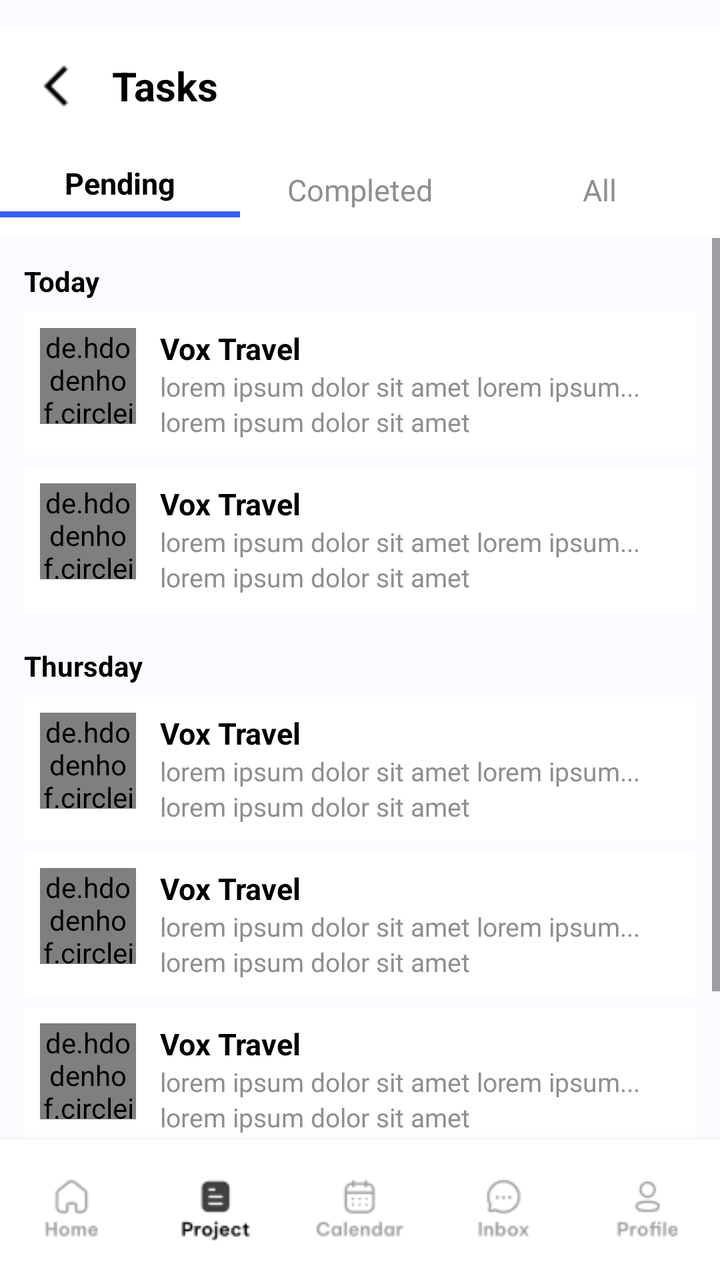
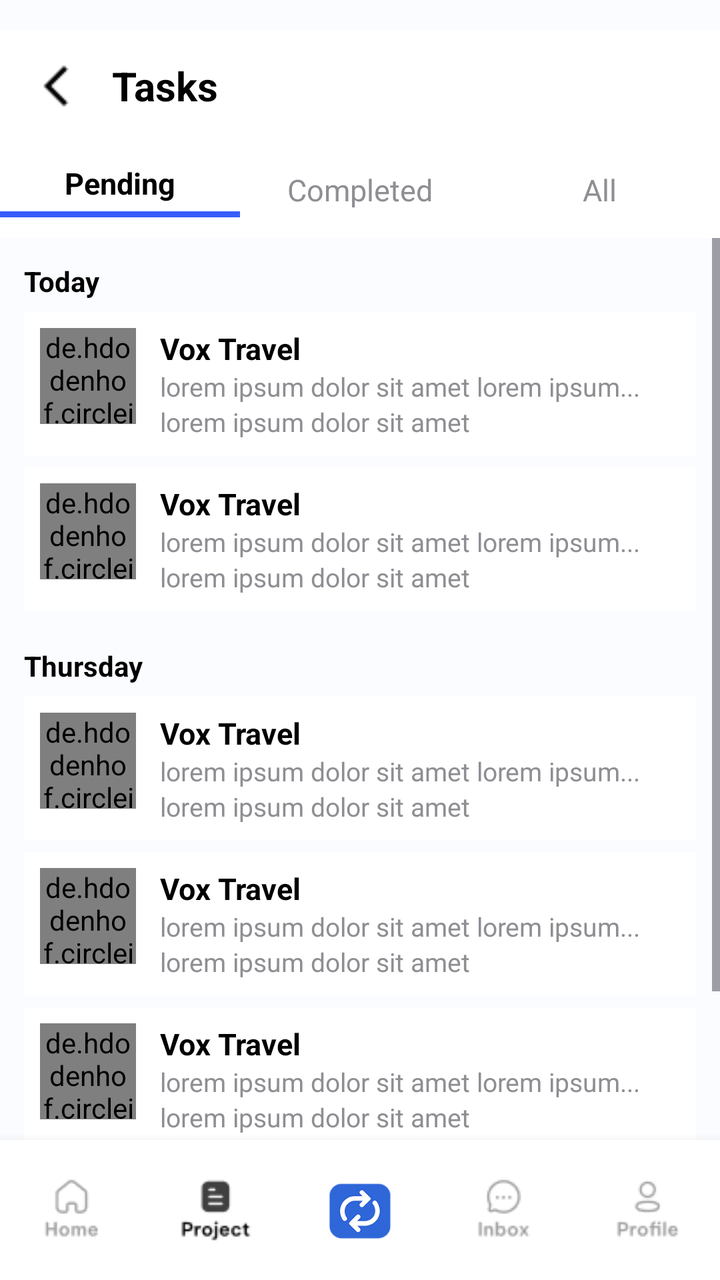

An Android layout rendered at two revisions. The XML below is the earlier revision; the diff shows what the commit changed to produce the second picture.
<!-- AndroidManifest.xml: application theme Theme.Teamflow -->
<!-- res/layout/activity_task_list.xml -->
<?xml version="1.0" encoding="utf-8"?>
<RelativeLayout xmlns:android="http://schemas.android.com/apk/res/android"
    xmlns:tools="http://schemas.android.com/tools"
    xmlns:app="http://schemas.android.com/apk/res-auto"
    android:layout_width="match_parent"
    android:layout_height="match_parent"
    android:background="@color/greybg"
    android:paddingTop="15dp"
    android:id="@+id/main"
    tools:context=".task_list">

    
    <RelativeLayout
        android:id="@+id/topBar"
        android:layout_width="match_parent"
        android:layout_height="56dp"
        android:background="@color/white"
        android:paddingHorizontal="16dp">

        <ImageView
            android:id="@+id/back_arrow"
            android:layout_width="24dp"
            android:layout_height="24dp"
            android:layout_centerVertical="true"
            android:src="@drawable/back_arrow_head" />

        <TextView
            android:id="@+id/title"
            android:layout_width="wrap_content"
            android:layout_height="wrap_content"
            android:layout_centerVertical="true"
            android:layout_marginStart="40dp"
            android:text="Tasks"
            android:textColor="@color/black"
            android:textSize="20sp"
            android:textStyle="bold" />
    </RelativeLayout>

    
    <LinearLayout
        android:id="@+id/tabBar"
        android:layout_below="@id/topBar"
        android:layout_width="match_parent"
        android:layout_height="48dp"
        android:orientation="horizontal"
        android:background="@color/white"
        android:gravity="center"
        android:weightSum="3">

        <LinearLayout
            android:id="@+id/pendingTab"
            android:layout_width="0dp"
            android:layout_height="match_parent"
            android:layout_weight="1"
            android:orientation="vertical"
            android:gravity="center">

            <TextView
                android:layout_width="wrap_content"
                android:layout_height="wrap_content"
                android:text="Pending"
                android:textSize="15sp"
                android:textStyle="bold"
                android:textColor="@color/black" />

            <View
                android:layout_width="match_parent"
                android:layout_height="3dp"
                android:layout_marginTop="4dp"
                android:background="@color/bluebg" />
        </LinearLayout>

        <LinearLayout
            android:id="@+id/completedTab"
            android:layout_width="0dp"
            android:layout_height="match_parent"
            android:layout_weight="1"
            android:orientation="vertical"
            android:gravity="center">

            <TextView
                android:layout_width="wrap_content"
                android:layout_height="wrap_content"
                android:text="Completed"
                android:textSize="15sp"
                android:textColor="@color/textgrey" />
        </LinearLayout>

        <LinearLayout
            android:id="@+id/allTab"
            android:layout_width="0dp"
            android:layout_height="match_parent"
            android:layout_weight="1"
            android:orientation="vertical"
            android:gravity="center">

            <TextView
                android:layout_width="wrap_content"
                android:layout_height="wrap_content"
                android:text="All"
                android:textSize="15sp"
                android:textColor="@color/textgrey" />
        </LinearLayout>
    </LinearLayout>

    
    <ScrollView
        android:id="@+id/taskScroll"
        android:layout_width="match_parent"
        android:layout_height="0dp"
        android:layout_below="@id/tabBar"
        android:layout_above="@id/bottomNav"
        android:background="@color/greybg"
        android:fillViewport="true">

        <LinearLayout
            android:layout_width="match_parent"
            android:layout_height="wrap_content"
            android:orientation="vertical"
            android:paddingHorizontal="12dp">

            
            <TextView
                android:layout_width="wrap_content"
                android:layout_height="wrap_content"
                android:text="Today"
                android:textStyle="bold"
                android:textColor="@color/black"
                android:layout_marginTop="12dp"
                android:layout_marginBottom="6dp"
                android:textSize="14sp" />

            
            <include layout="@layout/item_task_placeholder" />
            <include layout="@layout/item_task_placeholder" />

            
            <TextView
                android:layout_width="wrap_content"
                android:layout_height="wrap_content"
                android:text="Thursday"
                android:textStyle="bold"
                android:textColor="@color/black"
                android:layout_marginTop="12dp"
                android:layout_marginBottom="6dp"
                android:textSize="14sp" />

            
            <include layout="@layout/item_task_placeholder" />
            <include layout="@layout/item_task_placeholder" />
            <include layout="@layout/item_task_placeholder" />
            <include layout="@layout/item_task_placeholder" />

        </LinearLayout>
    </ScrollView>

    
    <LinearLayout
        android:id="@+id/bottomNav"
        android:layout_alignParentBottom="true"
        android:layout_width="match_parent"
        android:layout_height="70dp"
        android:orientation="horizontal"
        android:background="@color/white"
        android:weightSum="5"
        android:elevation="8dp"
        android:paddingVertical="8dp">

        
        <LinearLayout
            android:layout_width="0dp"
            android:layout_height="match_parent"
            android:layout_weight="1"
            android:gravity="center"
            android:orientation="vertical">
            <ImageView
                android:layout_width="match_parent"
                android:layout_height="match_parent"
                android:layout_margin="10dp"
                android:src="@drawable/home_unselect" />
        </LinearLayout>

        
        <LinearLayout
            android:layout_width="0dp"
            android:layout_height="match_parent"
            android:layout_weight="1"
            android:gravity="center"
            android:orientation="vertical">
            <ImageView
                android:layout_width="match_parent"
                android:layout_height="match_parent"
                android:layout_margin="10dp"
                android:src="@drawable/project_selected" />
        </LinearLayout>

        
        <LinearLayout
            android:layout_width="0dp"
            android:layout_height="match_parent"
            android:layout_weight="1"
            android:gravity="center"
            android:orientation="vertical">
            <ImageView
                android:layout_width="match_parent"
                android:layout_height="match_parent"
                android:layout_margin="10dp"
                android:src="@drawable/calendar_unselect" />
        </LinearLayout>

        
        <LinearLayout
            android:layout_width="0dp"
            android:layout_height="match_parent"
            android:layout_weight="1"
            android:gravity="center"
            android:orientation="vertical">
            <ImageView
                android:layout_width="match_parent"
                android:layout_height="match_parent"
                android:layout_margin="10dp"
                android:src="@drawable/inbox_unselect" />
        </LinearLayout>

        
        <LinearLayout
            android:layout_width="0dp"
            android:layout_height="match_parent"
            android:layout_weight="1"
            android:gravity="center"
            android:orientation="vertical">
            <ImageView
                android:layout_width="match_parent"
                android:layout_height="match_parent"
                android:layout_margin="10dp"
                android:src="@drawable/profile_unselect" />
        </LinearLayout>
    </LinearLayout>

</RelativeLayout>
<!-- res/layout/item_task_placeholder.xml (included above) -->
<?xml version="1.0" encoding="utf-8"?>
<LinearLayout xmlns:android="http://schemas.android.com/apk/res/android"
    xmlns:app="http://schemas.android.com/apk/res-auto"
    android:layout_width="match_parent"
    android:layout_height="wrap_content"
    android:orientation="horizontal"
    android:padding="8dp"
    android:layout_marginBottom="6dp"
    android:background="@color/white">

    <de.hdodenhof.circleimageview.CircleImageView
        android:layout_width="48dp"
        android:layout_height="48dp"
        android:src="@drawable/task_placeholder_pending"
        android:layout_marginEnd="12dp"
        app:civ_border_width="0dp" />

    <LinearLayout
        android:layout_width="match_parent"
        android:layout_height="wrap_content"
        android:orientation="vertical">

        <TextView
            android:layout_width="wrap_content"
            android:layout_height="wrap_content"
            android:text="Vox Travel"
            android:textColor="@color/black"
            android:textStyle="bold"
            android:textSize="15sp" />

        <TextView
            android:layout_width="wrap_content"
            android:layout_height="wrap_content"
            android:text="lorem ipsum dolor sit amet lorem ipsum..."
            android:textColor="@color/textgrey"
            android:textSize="13sp" />

        <TextView
            android:layout_width="wrap_content"
            android:layout_height="wrap_content"
            android:text="lorem ipsum dolor sit amet"
            android:textColor="@color/textgrey"
            android:textSize="13sp" />
    </LinearLayout>
</LinearLayout>
<!-- resources referenced by this layout -->
<resources>
  <color name="black">#FF000000</color>
  <color name="bluebg">#375DFB</color>
  <color name="greybg">#FBFCFF</color>
  <color name="textgrey">#8E8E93</color>
  <color name="white">#FFFFFFFF</color>
  <!-- drawable back_arrow_head: png bitmap (drawable, 210 bytes) -->
  <!-- drawable calendar_unselect: png bitmap (drawable, 1151 bytes) -->
  <!-- drawable home_unselect: png bitmap (drawable, 898 bytes) -->
  <!-- drawable inbox_unselect: png bitmap (drawable, 952 bytes) -->
  <!-- drawable profile_unselect: png bitmap (drawable, 1003 bytes) -->
  <!-- drawable project_selected: png bitmap (drawable, 725 bytes) -->
  <!-- drawable task_placeholder_pending: png bitmap (drawable, 1655 bytes) -->
  <style name="Theme.Teamflow" parent="Base.Theme.Teamflow" />
  <style name="Base.Theme.Teamflow" parent="Theme.Material3.DayNight.NoActionBar">
          
         <item name="colorPrimary">#2F6CE5</item>
      </style>
</resources>

<!-- the commit's change to res/layout/activity_task_list.xml (unified diff, before → after) -->
@@ -205,7 +205,7 @@
                 android:layout_width="match_parent"
                 android:layout_height="match_parent"
                 android:layout_margin="10dp"
-                android:src="@drawable/calendar_unselect" />
+                android:src="@drawable/logo_main" />
         </LinearLayout>
 
         
<!-- resource entries referenced after the edit -->
@@ -6,9 +6,9 @@
   <color name="textgrey">#8E8E93</color>
   <color name="white">#FFFFFFFF</color>
   <!-- drawable back_arrow_head: png bitmap (drawable, 210 bytes) -->
-  <!-- drawable calendar_unselect: png bitmap (drawable, 1151 bytes) -->
   <!-- drawable home_unselect: png bitmap (drawable, 898 bytes) -->
   <!-- drawable inbox_unselect: png bitmap (drawable, 952 bytes) -->
+  <!-- drawable logo_main: png bitmap (drawable, 15760 bytes) -->
   <!-- drawable profile_unselect: png bitmap (drawable, 1003 bytes) -->
   <!-- drawable project_selected: png bitmap (drawable, 725 bytes) -->
   <!-- drawable task_placeholder_pending: png bitmap (drawable, 1655 bytes) -->
